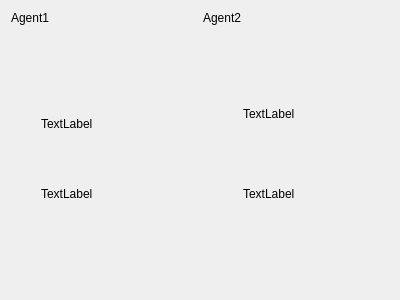
tnct-spc/procon2018-comp, file Visualizer/ciphercards.ui: the form before one commit.
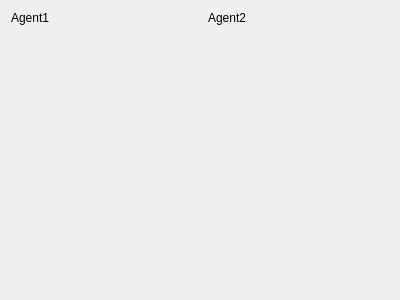
The form after the commit.

Commit message: [add]カードの画像を表示

What changed in the file:
```diff
--- a/Visualizer/ciphercards.ui
+++ b/Visualizer/ciphercards.ui
@@ -14,7 +14,7 @@
    <string>Form</string>
   </property>
   <layout class="QGridLayout" name="gridLayout">
-   <item row="0" column="1">
+   <item row="0" column="2">
     <widget class="QLabel" name="agent2Label">
      <property name="sizePolicy">
       <sizepolicy hsizetype="Preferred" vsizetype="Fixed">
@@ -40,65 +40,35 @@
      </property>
     </widget>
    </item>
+   <item row="1" column="2">
+    <widget class="QLabel" name="cards2Label">
+     <property name="text">
+      <string/>
+     </property>
+    </widget>
+   </item>
    <item row="1" column="0">
-    <widget class="QWidget" name="agent1Widget" native="true">
-     <widget class="QLabel" name="mark1">
-      <property name="geometry">
-       <rect>
-        <x>30</x>
-        <y>80</y>
-        <width>108</width>
-        <height>25</height>
-       </rect>
-      </property>
-      <property name="text">
-       <string>TextLabel</string>
-      </property>
-     </widget>
-     <widget class="QLabel" name="num1">
-      <property name="geometry">
-       <rect>
-        <x>30</x>
-        <y>150</y>
-        <width>108</width>
-        <height>25</height>
-       </rect>
-      </property>
-      <property name="text">
-       <string>TextLabel</string>
-      </property>
-     </widget>
+    <widget class="QLabel" name="cards1Label">
+     <property name="text">
+      <string/>
+     </property>
     </widget>
    </item>
    <item row="1" column="1">
-    <widget class="QWidget" name="agent2Widget" native="true">
-     <widget class="QLabel" name="mark2">
-      <property name="geometry">
-       <rect>
-        <x>40</x>
-        <y>70</y>
-        <width>108</width>
-        <height>25</height>
-       </rect>
-      </property>
-      <property name="text">
-       <string>TextLabel</string>
-      </property>
-     </widget>
-     <widget class="QLabel" name="num2">
-      <property name="geometry">
-       <rect>
-        <x>40</x>
-        <y>150</y>
-        <width>108</width>
-        <height>25</height>
-       </rect>
-      </property>
-      <property name="text">
-       <string>TextLabel</string>
-      </property>
-     </widget>
-    </widget>
+    <spacer name="horizontalSpacer">
+     <property name="orientation">
+      <enum>Qt::Horizontal</enum>
+     </property>
+     <property name="sizeType">
+      <enum>QSizePolicy::Fixed</enum>
+     </property>
+     <property name="sizeHint" stdset="0">
+      <size>
+       <width>10</width>
+       <height>20</height>
+      </size>
+     </property>
+    </spacer>
    </item>
   </layout>
  </widget>
```
The commit also changes 2 other files.
